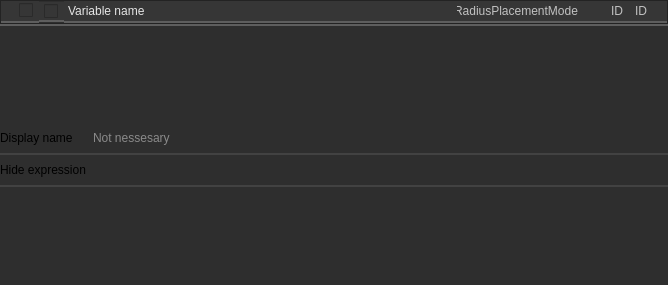
Old version of the form Hammer5ToolsGUI/gui/editors/smartprop_editor/variable_frame.ui in the repository dertwist/Hammer5Tools.
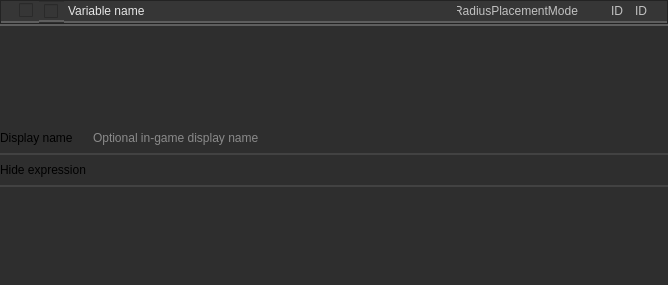
New version of the form. Icons and pictures are not drawn.

```diff
--- a/Hammer5ToolsGUI/gui/editors/smartprop_editor/variable_frame.ui
+++ b/Hammer5ToolsGUI/gui/editors/smartprop_editor/variable_frame.ui
@@ -543,7 +543,7 @@
 </string>
              </property>
              <property name="placeholderText">
-              <string>Not nessesary</string>
+              <string>Optional in-game display name</string>
              </property>
             </widget>
            </item>
```
Left out of the diff: 15 changed lines with no effect on the pictures.
